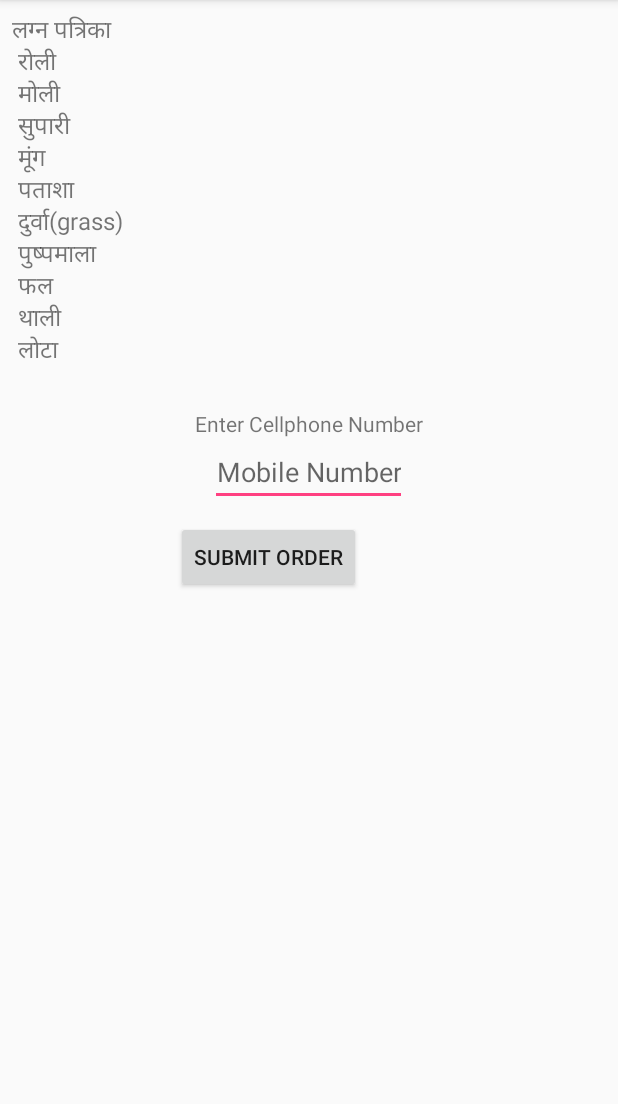
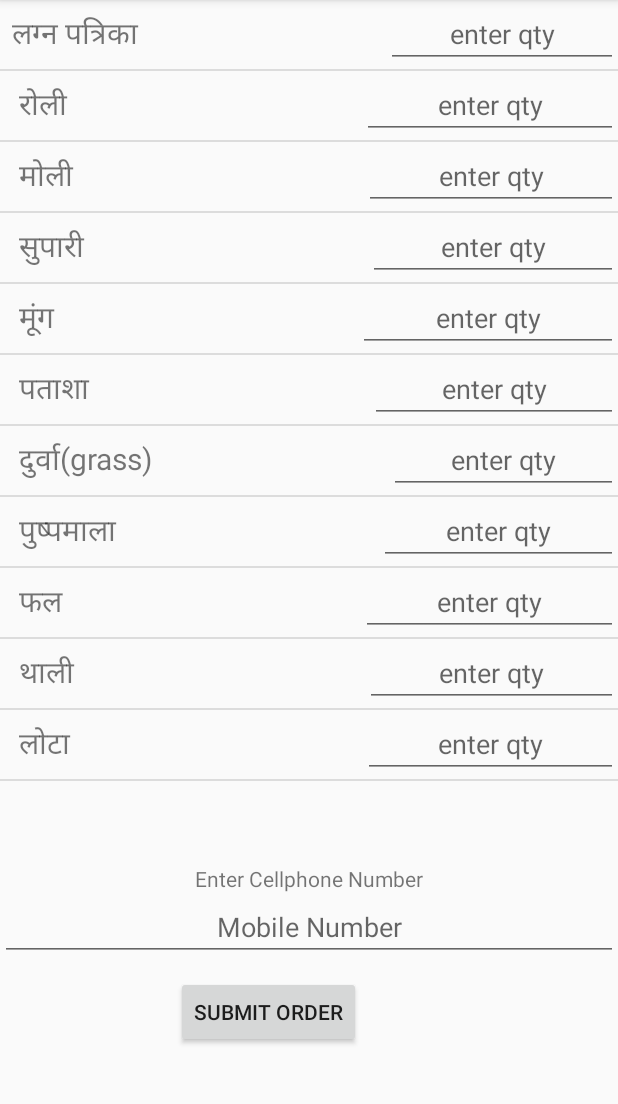
Before and after one commit to pravinsrathod/Vidhi, an Android app: the screen it shows after launch (ResultActivity), after a tap on "लग्न पूजन सामग्री", on a phone screen of 412 x 824 dp, the part 84-1188 px from its top. Run offline under Robolectric (Android 15) with nearby library versions, the phone set to English and light mode, and no system bars.

Commit message:
text view changes to list

```diff
--- a/app/src/main/java/com/android/sample/listviewwithbaseadapter/MainActivity.java
+++ b/app/src/main/java/com/android/sample/listviewwithbaseadapter/MainActivity.java
@@ -11,11 +11,14 @@ import android.widget.Toast;
 
 import com.android.sample.listviewwithbaseadapter.adapter.CustomListAdapter;
 import com.android.sample.listviewwithbaseadapter.model.Item;
+import com.android.sample.listviewwithbaseadapter.model.ListPojo;
 
 import java.util.ArrayList;
+import java.util.Collections;
 
 public class MainActivity extends AppCompatActivity {
     ArrayList<Item> list = new ArrayList<>();
+    ArrayList<String> arrData= new ArrayList<>();
 
     @Override
     protected void onCreate(Bundle savedInstanceState) {
@@ -30,15 +33,17 @@ public class MainActivity extends AppCompatActivity {
         //set custom adapter as adapter to our list view
         itemsListView.setAdapter(adapter);
 
+
         itemsListView.setOnItemClickListener(new AdapterView.OnItemClickListener() {
             @Override
             public void onItemClick(AdapterView<?> parent, View view, int position,
                                     long id) {
 
                // String item = ((TextView)view).getText().toString();
-
+                arrData= new ArrayList<>();
                 Intent intent = new Intent(MainActivity.this, ResultActivity.class);
-                intent.putExtra("message", list.get(position).getItemDetails());
+                Collections.addAll(arrData, list.get(position).getItemDetails().split("\n"));
+                intent.putExtra("message", arrData);
                 startActivity(intent);
 
             //    Toast.makeText(getApplicationContext(), "Item " + (position + 1) + ": " + list.get(position).getItemDescription(), Toast.LENGTH_LONG).show();
--- a/app/src/main/java/com/android/sample/listviewwithbaseadapter/ResultActivity.java
+++ b/app/src/main/java/com/android/sample/listviewwithbaseadapter/ResultActivity.java
@@ -14,8 +14,14 @@ import android.text.TextUtils;
 import android.util.Log;
 import android.view.View;
 import android.widget.EditText;
+import android.widget.ListView;
 import android.widget.TextView;
 import android.widget.Toast;
+
+import com.android.sample.listviewwithbaseadapter.adapter.SecondAdapter;
+import com.android.sample.listviewwithbaseadapter.model.ListPojo;
+
+import java.util.ArrayList;
 
 /**
  * Created by KIT927 on 1/17/2018.
@@ -26,20 +32,37 @@ public class ResultActivity extends AppCompatActivity implements View.OnClickLis
     private static final String TAG = "MainActivity";
     private static final String PREF_USER_MOBILE_PHONE = "pref_user_mobile_phone";
     private static final int SMS_PERMISSION_CODE = 0;
+    private ArrayList<ListPojo> arrlistpojo= new ArrayList<>();
 
     private EditText mNumberEditText;
     private String mUserMobilePhone;
     private SharedPreferences mSharedPreferences;
+    private ArrayList<String> arr = new ArrayList<>();
+    private ListView lv;
+    private SecondAdapter adapter;
 
     @Override
     protected void onCreate(Bundle savedInstanceState) {
         super.onCreate(savedInstanceState);
         setContentView(R.layout.activity_result);
         Bundle bundle = getIntent().getExtras();
-        String message = bundle.getString("message");
-        smsToSend=message;
-        TextView txtView = (TextView) findViewById(R.id.text_view_item_name_result);
-        txtView.setText(message);
+        lv= (ListView) findViewById(R.id.lv);
+        arr =  bundle.getStringArrayList("message");
+        new Thread(new Runnable() {
+            @Override
+            public void run() {
+                getDataIntoPojot(arr);
+                runOnUiThread(new Runnable() {
+                    @Override
+                    public void run() {
+                        adapter= new SecondAdapter(ResultActivity.this,arrlistpojo);
+                        lv.setAdapter(adapter);
+                    }
+                });
+            }
+        }).start();
+
+//        TextView txtView = (TextView) findViewById(R.id.text_view_item_name_result);
 
         if (!hasReadSmsPermission()) {
             showRequestPermissionsInfoAlertDialog();
@@ -50,6 +73,18 @@ public class ResultActivity extends AppCompatActivity implements View.OnClickLis
         mUserMobilePhone = mSharedPreferences.getString(PREF_USER_MOBILE_PHONE, "");
         if (!TextUtils.isEmpty(mUserMobilePhone)) {
             mNumberEditText.setText(mUserMobilePhone);
+        }
+    }
+
+    private void getDataIntoPojot(ArrayList<String> arr) {
+
+        ListPojo list;
+        for(int i=0;i<arr.size();i++)
+        {
+            list= new ListPojo();
+            list.setItemName(arr.get(i));
+            list.setQty(0);
+            arrlistpojo.add(list);
         }
     }
 
--- /dev/null
+++ b/app/src/main/java/com/android/sample/listviewwithbaseadapter/adapter/SecondAdapter.java
@@ -0,0 +1,94 @@
+package com.android.sample.listviewwithbaseadapter.adapter;
+
+import android.content.Context;
+import android.text.Editable;
+import android.text.TextWatcher;
+import android.view.LayoutInflater;
+import android.view.View;
+import android.view.ViewGroup;
+import android.widget.BaseAdapter;
+import android.widget.EditText;
+import android.widget.TextView;
+
+import com.android.sample.listviewwithbaseadapter.R;
+import com.android.sample.listviewwithbaseadapter.model.Item;
+import com.android.sample.listviewwithbaseadapter.model.ListPojo;
+
+import java.util.ArrayList;
+
+/**
+ * Created by KIT912 on 2/11/2018.
+ */
+
+public class SecondAdapter extends BaseAdapter {
+    private Context context;
+    private ArrayList<ListPojo> items;
+    private View view;
+
+    public SecondAdapter(Context context, ArrayList<ListPojo> items) {
+        this.context = context;
+        this.items = items;
+    }
+
+    @Override
+    public int getCount() {
+        return items.size(); //returns total item in the list
+    }
+
+    @Override
+    public Object getItem(int position) {
+        return items.get(position); //returns the item at the specified position
+    }
+
+    @Override
+    public long getItemId(int position) {
+        return position;
+    }
+
+    @Override
+    public View getView(final int position, View convertView, ViewGroup parent) {
+        final ViewHolder viewHolder;
+
+        if (convertView == null) {
+            convertView = LayoutInflater.from(this.context).inflate(R.layout.listlayout, parent, false);
+            viewHolder = new ViewHolder(convertView);
+            convertView.setTag(viewHolder);
+        } else {
+            viewHolder = (ViewHolder) convertView.getTag();
+        }
+        final ListPojo currentItem = (ListPojo) getItem(position);
+        viewHolder.itemName.setText(currentItem.getItemName());
+
+//        viewHolder.itemqty.setHint(currentItem.getQty()+"");
+        viewHolder.itemqty.addTextChangedListener(new TextWatcher() {
+            @Override
+            public void beforeTextChanged(CharSequence charSequence, int i, int i1, int i2) {
+
+            }
+
+            @Override
+            public void onTextChanged(CharSequence charSequence, int i, int i1, int i2) {
+
+            }
+
+            @Override
+            public void afterTextChanged(Editable editable) {
+                items.get(position).setQty(Integer.parseInt(editable+""));
+            }
+        });
+        return convertView;
+    }
+
+
+
+    //ViewHolder inner class
+    private class ViewHolder {
+        TextView itemName;
+        EditText itemqty;
+
+        public ViewHolder(View view) {
+            itemName = (TextView)view.findViewById(R.id.text_view_item_name);
+            itemqty = (EditText) view.findViewById(R.id.et_qty);
+        }
+    }
+}
--- /dev/null
+++ b/app/src/main/java/com/android/sample/listviewwithbaseadapter/model/ListPojo.java
@@ -0,0 +1,29 @@
+package com.android.sample.listviewwithbaseadapter.model;
+
+import java.io.Serializable;
+
+/**
+ * Created by KIT912 on 2/11/2018.
+ */
+
+public class ListPojo implements Serializable {
+    public String ItemName="";
+
+    public String getItemName() {
+        return ItemName;
+    }
+
+    public void setItemName(String itemName) {
+        ItemName = itemName;
+    }
+
+    public int getQty() {
+        return qty;
+    }
+
+    public void setQty(int qty) {
+        this.qty = qty;
+    }
+
+    public int qty=0;
+}
--- a/app/src/main/res/layout/activity_result.xml
+++ b/app/src/main/res/layout/activity_result.xml
@@ -1,29 +1,38 @@
 <?xml version="1.0" encoding="utf-8"?>
-<ScrollView
-    xmlns:android="http://schemas.android.com/apk/res/android"
-    android:layout_width="fill_parent"
-    android:layout_height="fill_parent">
 <LinearLayout xmlns:android="http://schemas.android.com/apk/res/android"
-    android:orientation="vertical" android:layout_width="match_parent"
+    android:layout_width="match_parent"
     android:layout_height="match_parent"
-    android:gravity="top|center">
+    android:orientation="vertical">
+
+
+    <LinearLayout
+        android:layout_width="match_parent"
+        android:layout_height="match_parent"
+        android:orientation="vertical">
+
+        <ListView
+            android:id="@+id/lv"
+            android:layout_width="match_parent"
+            android:layout_height="0dp"
+            android:layout_weight="3"></ListView>
+
+        <LinearLayout
+            android:layout_width="match_parent"
+            android:layout_height="0dp"
+            android:layout_weight="1"
+
+            android:orientation="vertical">
+
 
             <TextView
-        android:id="@+id/text_view_item_name_result"
                 android:layout_width="match_parent"
-        android:layout_height="wrap_content"
-        android:padding="8dp"
-        android:textSize="16sp"/>
-
-    <TextView
-        android:layout_width="wrap_content"
                 android:layout_height="wrap_content"
                 android:gravity="center"
                 android:text="@string/your_cellphone_number" />
 
             <EditText
                 android:id="@+id/et_number"
-        android:layout_width="wrap_content"
+                android:layout_width="match_parent"
                 android:layout_height="wrap_content"
                 android:gravity="center"
                 android:hint="@string/phone_number_hint"
@@ -41,15 +50,15 @@
                     android:layout_width="wrap_content"
                     android:layout_height="wrap_content"
                     android:text="@string/action_send_normal_sms"
-            android:visibility="invisible"/>
+                    android:visibility="invisible" />
 
                 <Button
                     android:id="@+id/btn_conditional_sms"
                     android:layout_width="wrap_content"
                     android:layout_height="wrap_content"
                     android:text="@string/action_send_condition_sms" />
-
+            </LinearLayout>
+        </LinearLayout>
     </LinearLayout>
 
 </LinearLayout>
-</ScrollView>
--- /dev/null
+++ b/app/src/main/res/layout/listlayout.xml
@@ -0,0 +1,25 @@
+<?xml version="1.0" encoding="utf-8"?>
+<LinearLayout xmlns:android="http://schemas.android.com/apk/res/android"
+    android:layout_width="match_parent"
+    android:layout_height="match_parent"
+    android:orientation="horizontal">
+
+    <TextView
+        android:layout_weight="2"
+        android:id="@+id/text_view_item_name"
+        android:layout_width="wrap_content"
+        android:layout_height="wrap_content"
+        android:text="effnsdnfie"
+        android:padding="8dp"
+        android:textSize="20sp" />
+    <EditText
+        android:id="@+id/et_qty"
+        android:layout_weight="1"
+        android:inputType="number"
+        android:layout_width="wrap_content"
+        android:gravity="center"
+        android:layout_height="wrap_content"
+        android:hint="enter qty"/>
+
+
+</LinearLayout>
```
Lines whose indentation alone changed are shown as unchanged.
